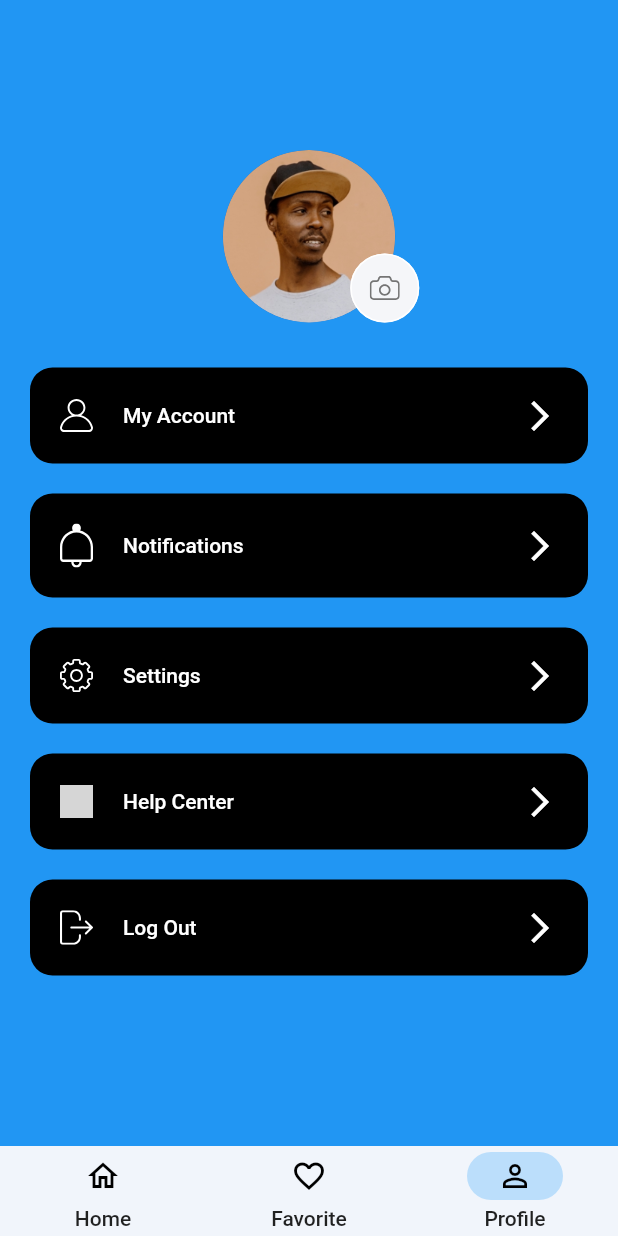
After one commit to RadityaRevanto/projekk, a Flutter app: the MaterialYou screen opened directly, item 3 of the bottom bar chosen, on a phone screen of 412 x 824 dp. The commit adds this screen. Run offline on Flutter 3.47's test engine with Material 2 defaults, Android fonts, the phone set to English and light mode, and no system bars; our stand-ins replace firebase_auth, firebase_core, flutter_svg; accounts and stored records are empty; grey boxes are pictures that could not be loaded.

Commit message:
screen: [RR] add bottom profile

```diff
--- /dev/null
+++ b/lib/bottom_navigation/bottom_navigation.dart
@@ -0,0 +1,52 @@
+import 'package:flutter/material.dart';
+import 'package:projekk/profile/profile_screen.dart';
+
+class MaterialYou extends StatefulWidget {
+  const MaterialYou({Key? key}) : super(key: key);
+
+  @override
+  State<MaterialYou> createState() => _MaterialYouState();
+}
+
+class _MaterialYouState extends State<MaterialYou> {
+  int index = 0;
+  final screens = [
+    Center(child: Text('Home'),),
+    Center(child: Text('Favorite'),),
+    ProfileScreen(),
+  ];
+  @override
+  Widget build(BuildContext context) => Scaffold(
+    body: screens[index],
+    bottomNavigationBar: NavigationBarTheme(
+      data: NavigationBarThemeData(
+        indicatorColor: Colors.blue.shade100,
+        labelTextStyle: MaterialStateProperty.all(
+            TextStyle(fontSize: 14,
+              fontWeight: FontWeight.w500,)
+        ),
+      ),
+      child: NavigationBar(
+        height: 60,
+        backgroundColor:  Color(0xFFf1f5fb),
+        selectedIndex: index,
+        onDestinationSelected: (index) =>
+            setState(() => this.index = index),
+        destinations: [
+          NavigationDestination(
+            icon: Icon(Icons.home_outlined),
+            label: 'Home',
+          ),
+          NavigationDestination(
+            icon: Icon(Icons.favorite_outline),
+            label: 'Favorite',
+          ),
+          NavigationDestination(
+            icon: Icon(Icons.person_outline),
+            label: 'Profile',
+          ),
+        ],
+      ),
+    ),
+  );
+}
--- a/lib/login/screen/home_screen.dart
+++ /dev/null
@@ -1,28 +0,0 @@
-import 'package:firebase_auth/firebase_auth.dart';
-import 'package:flutter/material.dart';
-import 'package:projekk/login/screen/signin_screen.dart';
-class HomeScreen extends StatefulWidget {
-  const HomeScreen({Key? key}) : super(key: key);
-
-  @override
-  State<HomeScreen> createState() => _HomeScreenState();
-}
-
-class _HomeScreenState extends State<HomeScreen> {
-  @override
-  Widget build(BuildContext context) {
-    return Scaffold(
-      body: Center(
-        child: ElevatedButton(
-          child: Text("LogOut"),
-          onPressed: (){
-            print("Sign Out");
-            FirebaseAuth.instance.signOut().then((value) {
-              Navigator.push(context, MaterialPageRoute(builder: (context) => SignInScreen()));
-            });
-          },
-        ),
-      ),
-    );
-  }
-}
--- a/lib/login/screen/signin_screen.dart
+++ b/lib/login/screen/signin_screen.dart
@@ -1,7 +1,7 @@
 import 'package:firebase_auth/firebase_auth.dart';
 import 'package:flutter/material.dart';
+import 'package:projekk/bottom_navigation/bottom_navigation.dart';
 import 'package:projekk/login/reusable_widgets/reusable_widget.dart';
-import 'package:projekk/login/screen/home_screen.dart';
 import 'package:projekk/login/screen/signup_screen.dart';
 import 'package:projekk/login/utils/color_utils.dart';
 
@@ -45,7 +45,7 @@ class _SignInScreenState extends State<SignInScreen> {
                   FirebaseAuth.instance.signInWithEmailAndPassword(email: _emailTextContoller.text, password: _passwordTextContoller.text)
                       .then((value) {
                     print("object");
-                    Navigator.push(context, MaterialPageRoute(builder: (context) => HomeScreen()));
+                    Navigator.push(context, MaterialPageRoute(builder: (context) => MaterialYou()));
                   }).onError((error, stackTrace) {
                     print("Error ${error.toString()}");
                   });
--- a/lib/login/screen/signup_screen.dart
+++ b/lib/login/screen/signup_screen.dart
@@ -1,8 +1,8 @@
 
 import 'package:firebase_auth/firebase_auth.dart';
 import 'package:flutter/material.dart';
+import 'package:projekk/bottom_navigation/bottom_navigation.dart';
 import 'package:projekk/login/reusable_widgets/reusable_widget.dart';
-import 'package:projekk/login/screen/home_screen.dart';
 import 'package:projekk/login/utils/color_utils.dart';
 
 class SignUpScreen extends StatefulWidget {
@@ -65,7 +65,7 @@ class _SignUpScreenState extends State<SignUpScreen> {
                           email: _emailTextController.text,
                           password: _passwordTextController.text).then((value) {
                         print("Create New Account");
-                        Navigator.push(context, MaterialPageRoute(builder: (context) => HomeScreen()));
+                        Navigator.push(context, MaterialPageRoute(builder: (context) => MaterialYou()));
                       }).onError((error, stackTrace) {
                         print("Error ${error.toString()}");
                       });
--- a/lib/main.dart
+++ b/lib/main.dart
@@ -15,6 +15,7 @@ class MyApp extends StatelessWidget {
   @override
   Widget build(BuildContext context) {
     return MaterialApp(
+      debugShowCheckedModeBanner: false,
       title: 'Flutter Demo',
       theme: ThemeData(
         // This is the theme of your application.
--- /dev/null
+++ b/lib/profile/component/body.dart
@@ -0,0 +1,52 @@
+import 'package:firebase_auth/firebase_auth.dart';
+import 'package:flutter/material.dart';
+import 'package:projekk/profile/component/profile_epic.dart';
+import 'package:projekk/profile/component/profile_menu.dart';
+
+import '../../login/screen/signin_screen.dart';
+
+class Body extends StatelessWidget {
+  @override
+  Widget build(BuildContext context) {
+    return SingleChildScrollView(
+      padding: EdgeInsets.symmetric(vertical: 20),
+      child: Column(
+        children: [
+          SizedBox(height: 80,),
+          ProfilePic(),
+          SizedBox(height: 20),
+          ProfileMenu(
+            text: "My Account",
+            icon: "assets/icons/User Icon.svg",
+            press: () => {},
+          ),
+          ProfileMenu(
+            text: "Notifications",
+            icon: "assets/icons/Bell.svg",
+            press: () {},
+          ),
+          ProfileMenu(
+            text: "Settings",
+            icon: "assets/icons/Settings.svg",
+            press: () {},
+          ),
+          ProfileMenu(
+            text: "Help Center",
+            icon: "assets/icons/Question mark.svg",
+            press: () {},
+          ),
+          ProfileMenu(
+            text: "Log Out",
+            icon: "assets/icons/Log out.svg",
+            press: () {
+              print("Sign Out");
+              FirebaseAuth.instance.signOut().then((value) {
+                Navigator.push(context, MaterialPageRoute(builder: (context) => SignInScreen()));
+              });
+            },
+          ),
+        ],
+      ),
+    );
+  }
+}
--- /dev/null
+++ b/lib/profile/component/profile_epic.dart
@@ -0,0 +1,45 @@
+import 'package:flutter/material.dart';
+import 'package:flutter_svg/flutter_svg.dart';
+
+class ProfilePic extends StatelessWidget {
+  const ProfilePic({
+    Key? key,
+  }) : super(key: key);
+  //Mengantur Gambar Profile
+  @override
+  Widget build(BuildContext context) {
+    return SizedBox(
+      height: 115,
+      width: 115,
+      child: Stack(
+        fit: StackFit.expand,
+        clipBehavior: Clip.none,
+        children: [
+          CircleAvatar(
+            backgroundImage: AssetImage("assets/images/Profile Image.png"),
+          ),
+          Positioned(
+            right: -16,
+            bottom: 0,
+            child: SizedBox(
+              height: 46,
+              width: 46,
+              child: TextButton(
+                style: TextButton.styleFrom(
+                  shape: RoundedRectangleBorder(
+                    borderRadius: BorderRadius.circular(50),
+                    side: BorderSide(color: Colors.white),
+                  ),
+                  primary: Colors.white,
+                  backgroundColor: Color(0xFFF5F6F9),
+                ),
+                onPressed: () {},
+                child: SvgPicture.asset("assets/icons/Camera Icon.svg"),
+              ),
+            ),
+          )
+        ],
+      ),
+    );
+  }
+}
--- /dev/null
+++ b/lib/profile/component/profile_menu.dart
@@ -0,0 +1,44 @@
+import 'package:flutter/material.dart';
+import 'package:flutter_svg/flutter_svg.dart';
+
+class ProfileMenu extends StatelessWidget {
+  const ProfileMenu({
+    Key? key,
+    required this.text,
+    required this.icon,
+    this.press,
+  }) : super(key: key);
+
+  final String text, icon;
+  final VoidCallback? press;
+
+  //membuat Menu profile
+  @override
+  Widget build(BuildContext context) {
+    return Padding(
+      padding: EdgeInsets.symmetric(horizontal: 20, vertical: 10),
+      child: TextButton(
+        style: TextButton.styleFrom(
+            primary: Colors.white,
+            padding: EdgeInsets.all(20),
+            shape:
+            RoundedRectangleBorder(borderRadius: BorderRadius.circular(15)),
+            backgroundColor:  Colors.black//Color(0xFFF5F6F9),
+        ),
+        onPressed: press,
+        child: Row(
+          children: [
+            SvgPicture.asset(
+              icon,
+              color: Colors.white,
+              width: 22,
+            ),
+            SizedBox(width: 20),
+            Expanded(child: Text(text)),
+            Icon(Icons.arrow_forward_ios),
+          ],
+        ),
+      ),
+    );
+  }
+}
--- /dev/null
+++ b/lib/profile/profile_screen.dart
@@ -0,0 +1,14 @@
+import 'package:flutter/material.dart';
+import 'package:projekk/profile/component/body.dart';
+
+class ProfileScreen extends StatelessWidget {
+
+
+  @override
+  Widget build(BuildContext context) {
+    return Scaffold(
+      backgroundColor: Colors.blue,
+      body: Body(),
+    );
+  }
+}
--- a/pubspec.yaml
+++ b/pubspec.yaml
@@ -36,6 +36,7 @@ dependencies:
   # The following adds the Cupertino Icons font to your application.
   # Use with the CupertinoIcons class for iOS style icons.
   cupertino_icons: ^1.0.2
+  flutter_svg: ^0.22.0
   firebase_core: ^2.1.1
   firebase_auth: ^4.1.0
 
```
Also changed, not shown: assets/icons/Bell.svg (added), assets/icons/Camera Icon.svg (added), assets/icons/Log out.svg (added), assets/icons/Settings.svg (added), assets/icons/User Icon.svg (added), assets/images/Profile Image.png (added), pubspec.lock.
